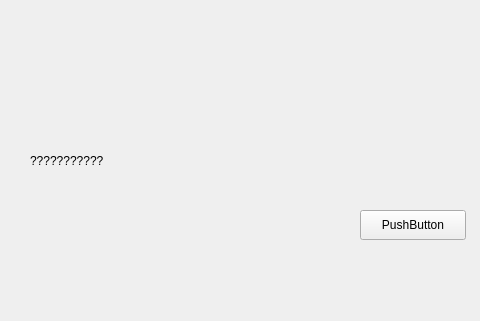
First picture: the form in CEThreads_GUI/mainwindow.ui, repository Dcastroe10/CEThreads, before the edit; both pictures show x 0 to 480 and y 150 to 471 of the 800 by 600 pixel window.
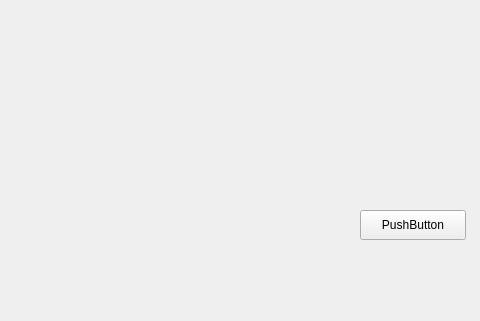
Second picture: the form after the edit.

The edit to the form file:
```diff
--- a/CEThreads_GUI/mainwindow.ui
+++ b/CEThreads_GUI/mainwindow.ui
@@ -27,19 +27,6 @@
      <string>Hola</string>
     </property>
    </widget>
-   <widget class="QLabel" name="label_imagen">
-    <property name="geometry">
-     <rect>
-      <x>30</x>
-      <y>210</y>
-      <width>211</width>
-      <height>201</height>
-     </rect>
-    </property>
-    <property name="text">
-     <string>???????????</string>
-    </property>
-   </widget>
    <widget class="QPushButton" name="prueba_boton">
     <property name="geometry">
      <rect>
```
